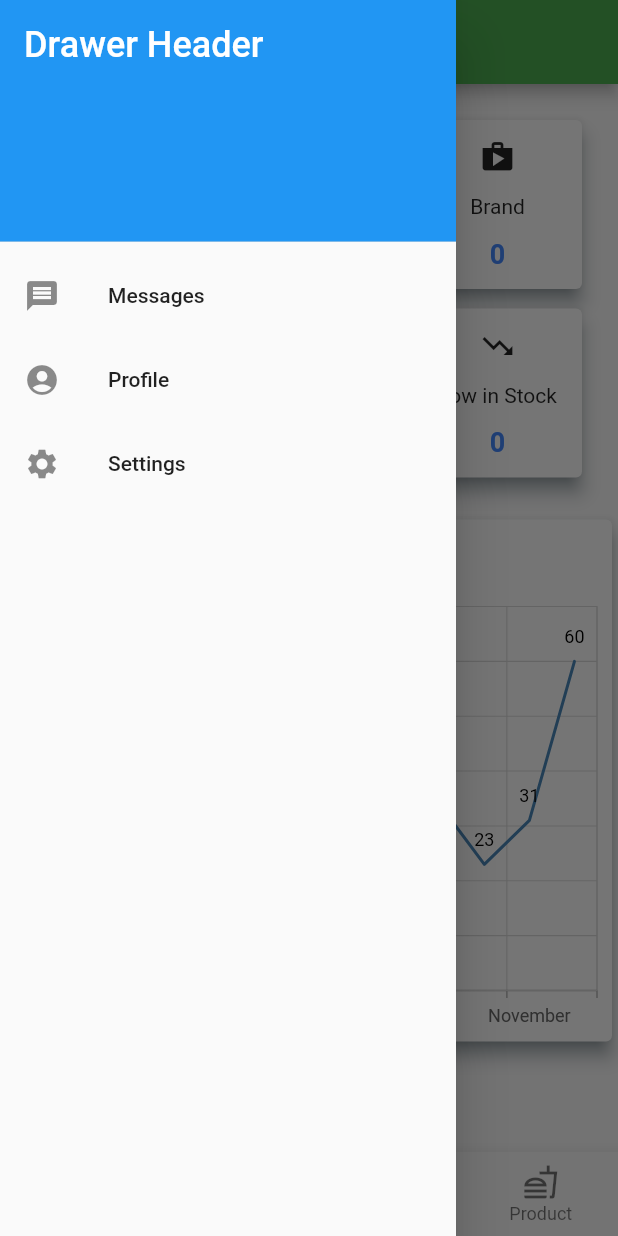
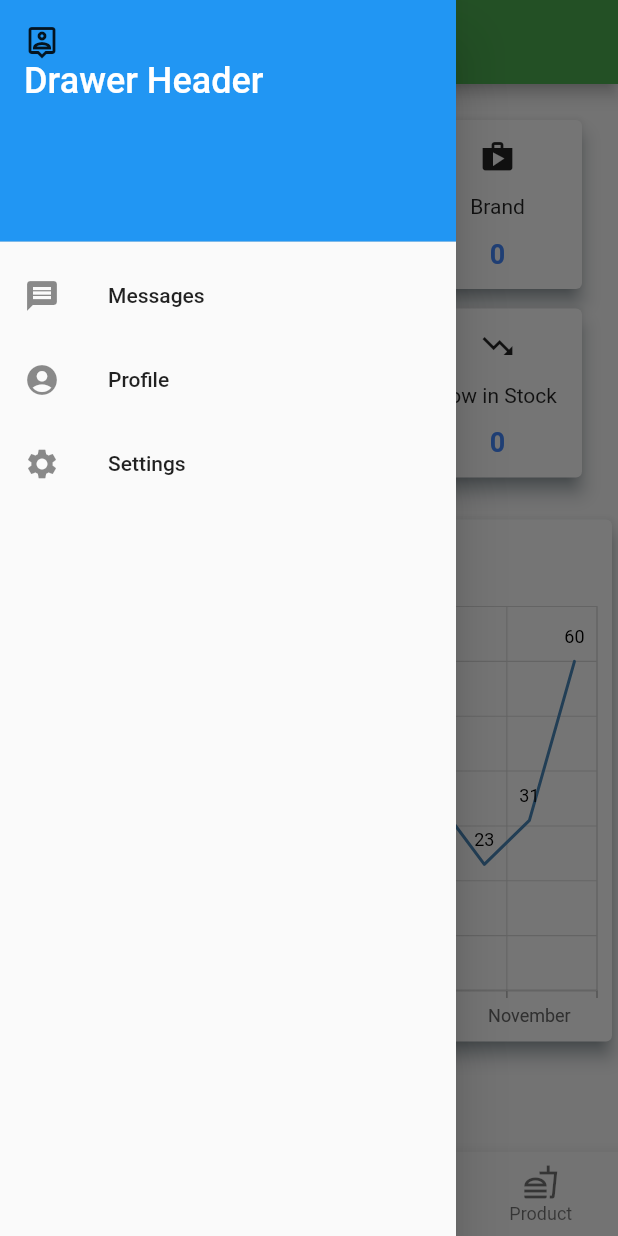
Before and after one commit to Grocery-Store-Management/GSMS.MobileApp.SWD, a Flutter app: the screen it shows after launch, with the side drawer open, on a phone screen of 412 x 824 dp. Run offline on Flutter 3.47's test engine with Material 2 defaults, Android fonts, the phone set to English and light mode, and no system bars; our stand-ins replace equatable, syncfusion_flutter_charts.

Commit message:
update home screen, bottom bar

```diff
--- a/lib/screens/home_screen/home.dart
+++ b/lib/screens/home_screen/home.dart
@@ -43,17 +43,23 @@ class DrawerNavigation extends StatelessWidget {
     return Drawer(
       child: ListView(
         padding: EdgeInsets.zero,
-        children: const <Widget>[
+        children: <Widget>[
           DrawerHeader(
             decoration: BoxDecoration(
               color: Colors.blue,
             ),
-            child: Text(
-              'Drawer Header',
-              style: TextStyle(
-                color: Colors.white,
-                fontSize: 24,
-              ),
+            child: Column(
+              crossAxisAlignment: CrossAxisAlignment.start,
+              children: [
+                Icon(Icons.person_pin_outlined),
+                Text(
+                  'Drawer Header',
+                  style: TextStyle(
+                    color: Colors.white,
+                    fontSize: 24,
+                  ),
+                ),
+              ],
             ),
           ),
           ListTile(
--- a/lib/widgets/bottom_nav_bar.dart
+++ b/lib/widgets/bottom_nav_bar.dart
@@ -17,6 +17,12 @@ class _BottomNavigationState extends State<BottomNavigation> {
       _selectedIndex = index;
       switch(_selectedIndex) {
         case 0:
+          Navigator.pushNamed(context, '/');
+          break;
+        case 1:
+          Navigator.pushNamed(context, '/');
+          break;
+        case 2:
           Navigator.pushNamed(context, '/order_screen');
           break;
       }
--- a/lib/widgets/home_screen_widgets/home_item_grid.dart
+++ b/lib/widgets/home_screen_widgets/home_item_grid.dart
@@ -24,7 +24,7 @@ class _HomeItemGridState extends State<HomeItemGrid> {
           cardIcon: Icon(Icons.shopping_cart_outlined),
           cardName: 'Order',
           amount: 0,
-          routeName: '/order_list',
+          routeName: '/order_screen',
         ),
         ItemCard(
           cardIcon: Icon(Icons.fastfood_outlined),
```
